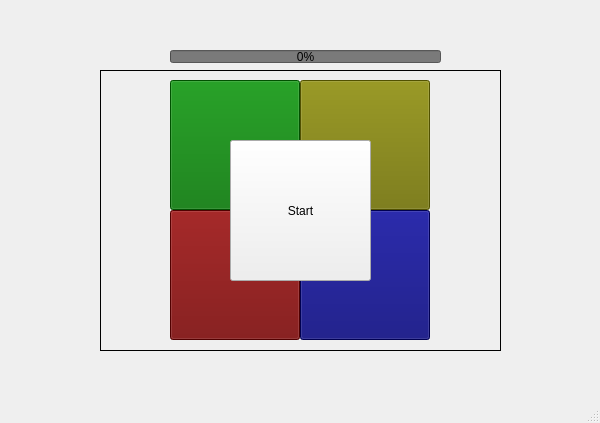
jasl08/Simon-Says-Game, file mainwindow.ui: the form before one commit.
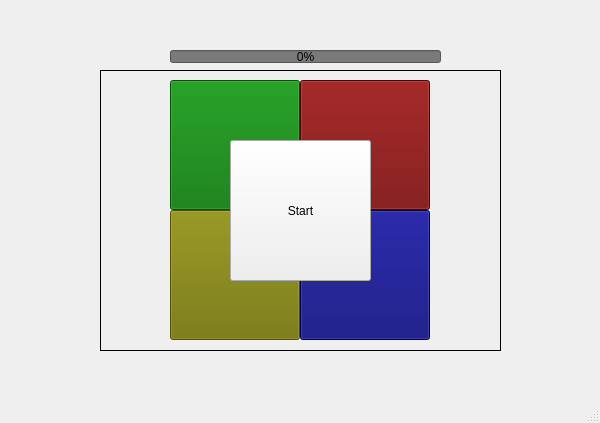
The form after the commit.

Commit message: added sounds to additional buttons

Diff of the .ui file:
```diff
--- a/mainwindow.ui
+++ b/mainwindow.ui
@@ -32,8 +32,8 @@
    <widget class="QPushButton" name="redButton">
     <property name="geometry">
      <rect>
-      <x>170</x>
-      <y>210</y>
+      <x>300</x>
+      <y>80</y>
       <width>130</width>
       <height>130</height>
      </rect>
@@ -149,8 +149,8 @@
    <widget class="QPushButton" name="yellowButton">
     <property name="geometry">
      <rect>
-      <x>300</x>
-      <y>80</y>
+      <x>170</x>
+      <y>210</y>
       <width>130</width>
       <height>130</height>
      </rect>
```
The commit also changes 6 other files.
